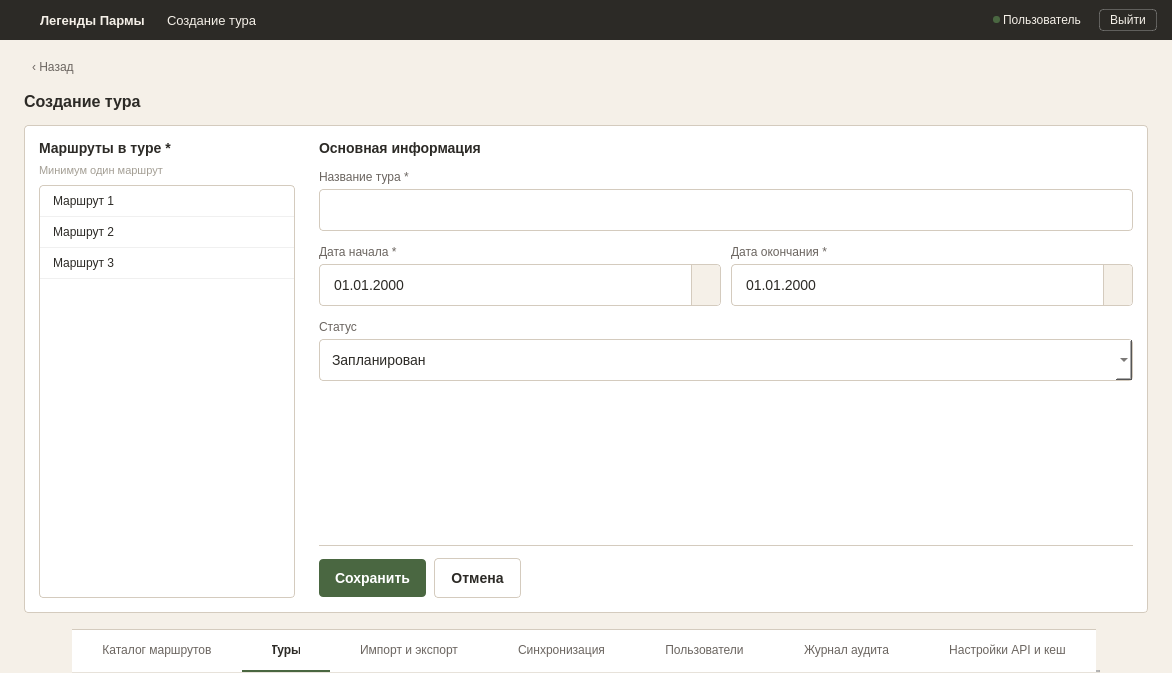
First picture: the form in ui/windows/create_tour_window.ui, repository nikolas-po/legends_parma, before the edit.
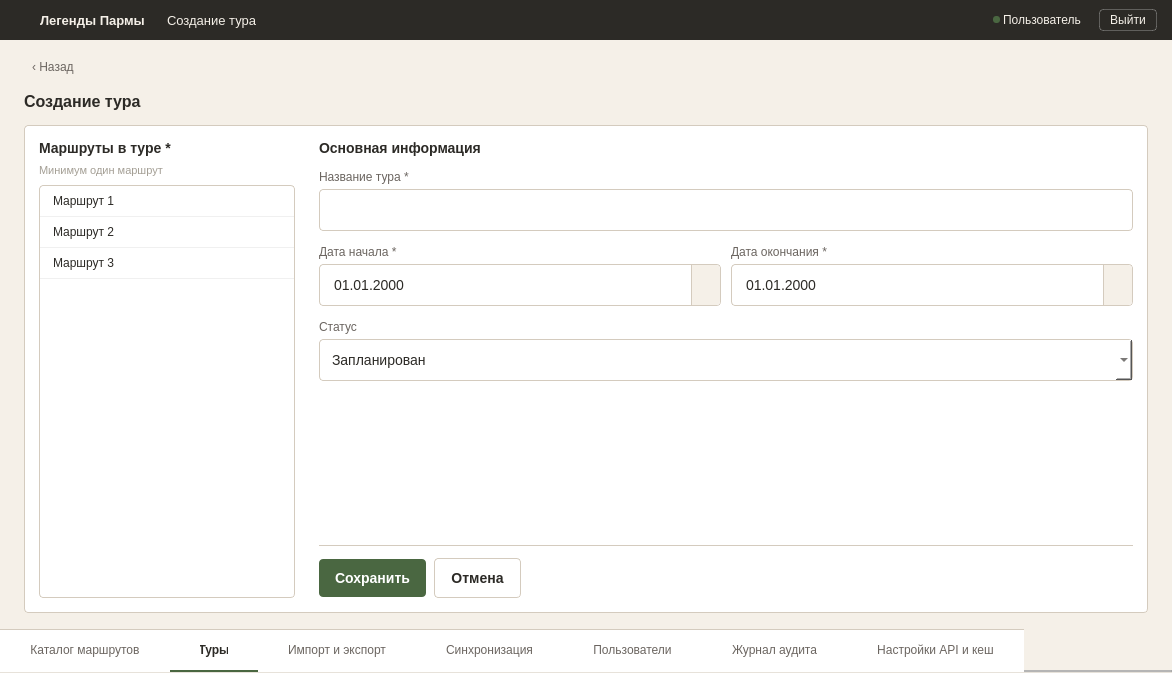
Second picture: the form after the edit. Icons and pictures are not drawn.

Diff of the .ui file:
```diff
--- a/ui/windows/create_tour_window.ui
+++ b/ui/windows/create_tour_window.ui
@@ -305,9 +305,11 @@
       </layout>
      </widget>
     </item>
-    <item alignment="Qt::AlignmentFlag::AlignHCenter">
-     <widget class="QTabWidget" name="tabWidget">
-      <property name="sizePolicy"><sizepolicy hsizetype="Maximum" vsizetype="Fixed"><horstretch>0</horstretch><verstretch>0</verstretch></sizepolicy></property>
+    <item>
+      <widget class='QTabWidget' name='tabWidget'>
+        <property name='sizePolicy'>
+          <sizepolicy hsizetype='Expanding' vsizetype='Fixed'>
+            <horstretch>1</horstretch><verstretch>0</verstretch></sizepolicy></property>
       <property name="minimumSize"><size><width>0</width><height>44</height></size></property>
       <property name="maximumSize"><size><width>16777215</width><height>44</height></size></property>
       <property name="tabPosition"><enum>QTabWidget::TabPosition::North</enum></property>
```
Left out of the diff: 6 changed lines with no effect on the pictures.
